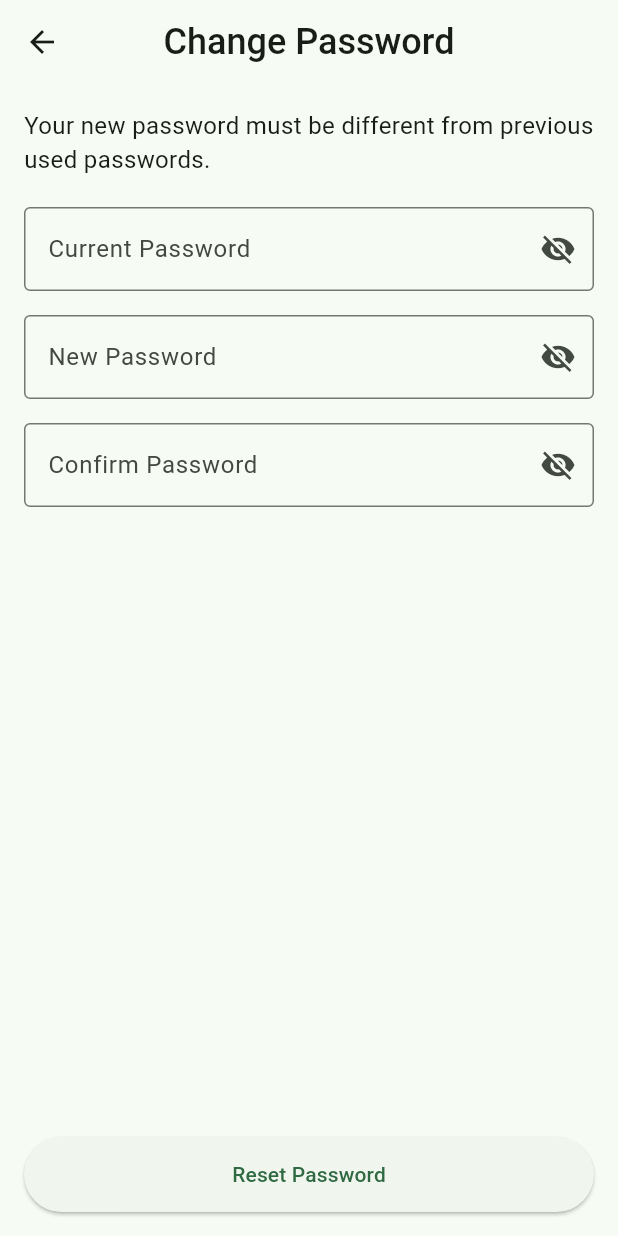
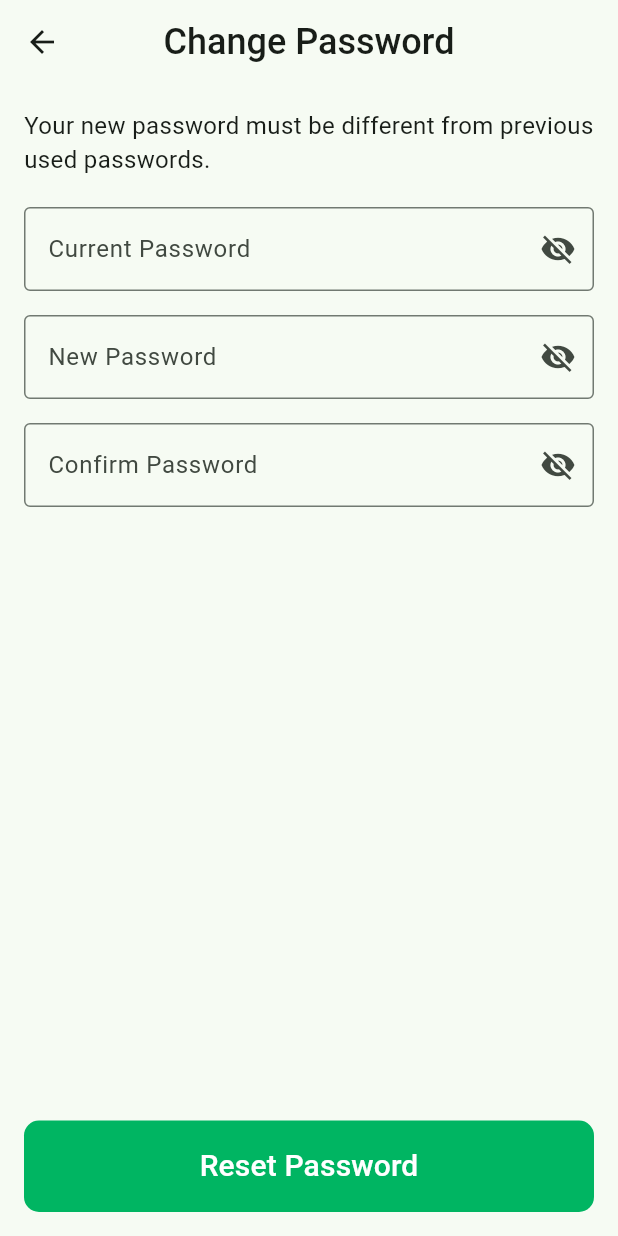
Before and after one commit to mYashavanth/mesha_bluetooth_app, a Flutter app: the ChangePasswordPage screen opened by its route, on a phone screen of 412 x 824 dp. Run offline on Flutter 3.47's test engine with Material 3 defaults, Android fonts, the phone set to English and light mode, and no system bars; our stand-ins replace csv, flutter_blue_plus, flutter_secure_storage, flutter_svg, open_file, permission_handler and 1 more; accounts and stored records are empty.

Commit message:
updated button style in change password

```diff
--- a/lib/views/change_password.dart
+++ b/lib/views/change_password.dart
@@ -219,12 +219,23 @@ class _ChangePasswordPageState extends State<ChangePasswordPage> {
       ),
       bottomNavigationBar: Padding(
         padding: const EdgeInsets.all(16.0),
-        child: ElevatedButton(
+        child: TextButton(
           onPressed: resetPassword,
-          style: ElevatedButton.styleFrom(
-            minimumSize: Size(double.infinity, 50),
+          style: TextButton.styleFrom(
+            backgroundColor: const Color(0xFF00B562),
+            padding: const EdgeInsets.symmetric(vertical: 16.0),
+            shape: RoundedRectangleBorder(
+              borderRadius: BorderRadius.circular(10.0),
+            ),
           ),
-          child: Text("Reset Password"),
+          child: Text(
+            "Reset Password",
+            style: TextStyle(
+              color: Colors.white,
+              fontSize: 20,
+              fontWeight: FontWeight.w500,
+            ),
+          ),
         ),
       ),
     );
```
Also changed, not shown: 4 other files.
